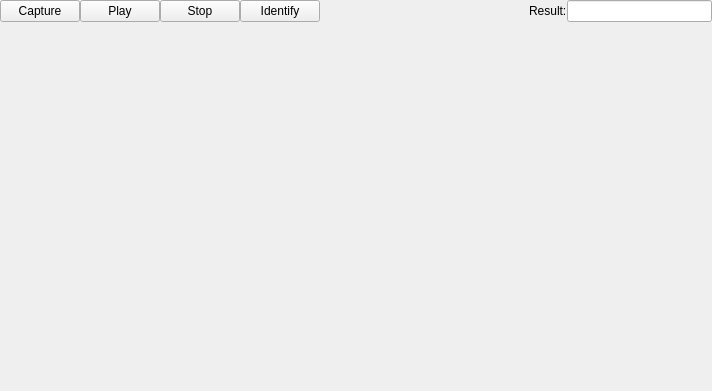
First picture: the form in Main/CameraTest/camera_test_form.ui, repository 519984307/Container_Multiple_Channels_20200522, before the edit.
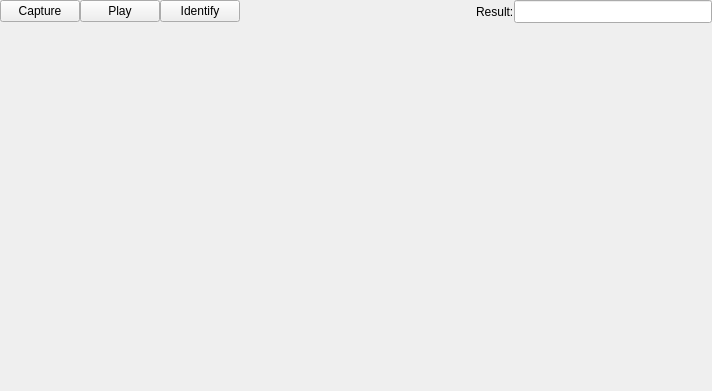
Second picture: the form after the edit.

Diff of the .ui file:
```diff
--- a/Main/CameraTest/camera_test_form.ui
+++ b/Main/CameraTest/camera_test_form.ui
@@ -29,34 +29,6 @@
    <property name="spacing">
     <number>0</number>
    </property>
-   <item row="0" column="5">
-    <layout class="QHBoxLayout" name="horizontalLayout">
-     <item>
-      <widget class="QLabel" name="label_2">
-       <property name="text">
-        <string>Result:</string>
-       </property>
-      </widget>
-     </item>
-     <item>
-      <widget class="QLineEdit" name="lineEdit"/>
-     </item>
-    </layout>
-   </item>
-   <item row="1" column="0" colspan="8">
-    <layout class="QGridLayout" name="gridLayout">
-     <item row="0" column="0">
-      <widget class="QLabel" name="label">
-       <property name="text">
-        <string/>
-       </property>
-       <property name="scaledContents">
-        <bool>true</bool>
-       </property>
-      </widget>
-     </item>
-    </layout>
-   </item>
    <item row="0" column="0">
     <widget class="QPushButton" name="pushButton">
      <property name="text">
@@ -64,28 +36,37 @@
      </property>
     </widget>
    </item>
-   <item row="0" column="1">
-    <widget class="QPushButton" name="pushButton_2">
-     <property name="text">
-      <string>Play</string>
-     </property>
-    </widget>
-   </item>
-   <item row="0" column="3">
-    <widget class="QPushButton" name="pushButton_3">
-     <property name="text">
-      <string>Identify</string>
-     </property>
-    </widget>
-   </item>
    <item row="0" column="2">
     <widget class="QPushButton" name="pushButton_4">
      <property name="text">
-      <string>Stop</string>
+      <string>Identify</string>
      </property>
     </widget>
    </item>
    <item row="0" column="4">
+    <layout class="QHBoxLayout" name="horizontalLayout" stretch="0,1">
+     <property name="spacing">
+      <number>0</number>
+     </property>
+     <item>
+      <widget class="QLabel" name="label_2">
+       <property name="text">
+        <string>Result:</string>
+       </property>
+      </widget>
+     </item>
+     <item>
+      <widget class="QLineEdit" name="result_lineEdit">
+       <property name="font">
+        <font>
+         <pointsize>10</pointsize>
+        </font>
+       </property>
+      </widget>
+     </item>
+    </layout>
+   </item>
+   <item row="0" column="3">
     <spacer name="horizontalSpacer">
      <property name="orientation">
       <enum>Qt::Horizontal</enum>
@@ -98,6 +79,27 @@
      </property>
     </spacer>
    </item>
+   <item row="0" column="1">
+    <widget class="QPushButton" name="play_pushButton">
+     <property name="text">
+      <string>Play</string>
+     </property>
+    </widget>
+   </item>
+   <item row="1" column="0" colspan="7">
+    <layout class="QGridLayout" name="gridLayout">
+     <item row="0" column="0">
+      <widget class="QLabel" name="label">
+       <property name="text">
+        <string/>
+       </property>
+       <property name="scaledContents">
+        <bool>true</bool>
+       </property>
+      </widget>
+     </item>
+    </layout>
+   </item>
   </layout>
  </widget>
  <resources/>
```
Left out of the diff: 4 changed lines with no effect on the pictures.
